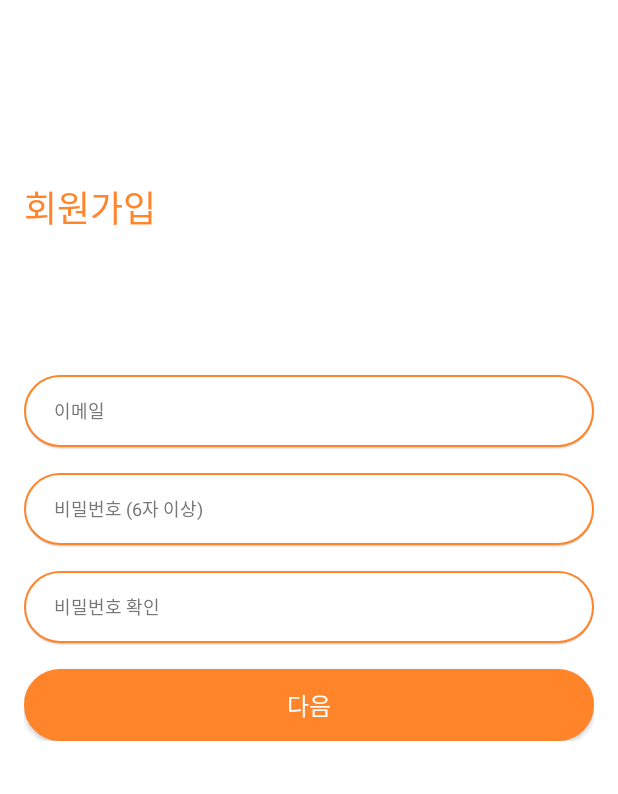
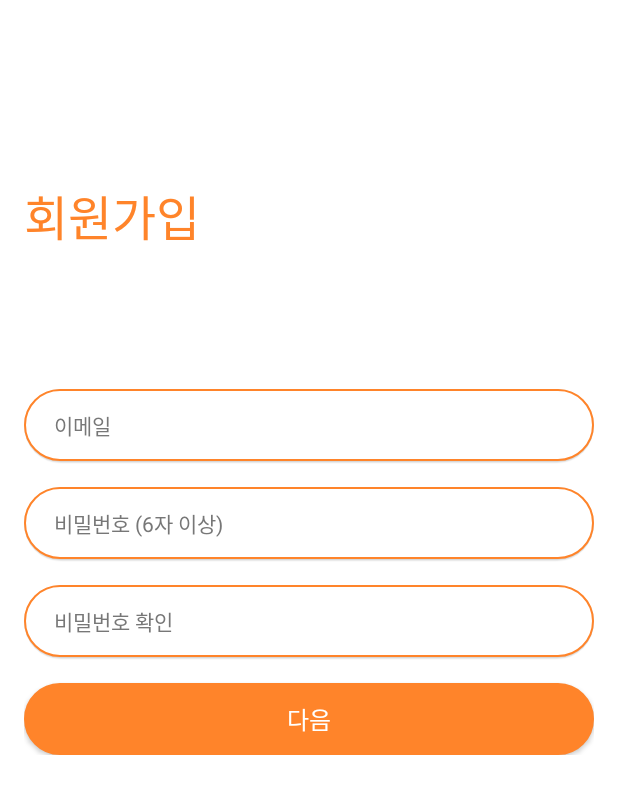
Before and after one commit to SeoeunPark/DOING, an Android app: the SignupEmail screen opened directly, with no data from a screen before it, on a phone screen of 412 x 824 dp. Shown: the top 794 px of the screen. Run offline under Robolectric (Android 15) with nearby library versions, the phone set to English and light mode, and no system bars; our stand-ins replace Firebase (no records; nobody signed in at launch, a user with empty details on screens opened directly).

Commit message:
sw600 추가, 로그인, 회원가입

```diff
--- a/app/src/main/AndroidManifest.xml
+++ b/app/src/main/AndroidManifest.xml
@@ -10,8 +10,7 @@
         android:supportsRtl="true"
         android:theme="@style/Theme.AppCompat.Light.NoActionBar">
         <activity android:name=".EditUserPage" />
-        android:theme="@style/AppTheme">
-        <activity android:name=".sendPost"></activity>
+        <activity android:name=".sendPost" />
         <activity android:name=".SignupEmail" />
         <activity android:name=".SignupName" />
         <activity android:name=".MainActivity" />
--- a/app/src/main/res/drawable/login_button_style.xml
+++ b/app/src/main/res/drawable/login_button_style.xml
@@ -2,7 +2,7 @@
 <shape xmlns:tools="http://schemas.android.com/tools"
     xmlns:android="http://schemas.android.com/apk/res/android"
     tools:ignore="ExtraText">
-    <corners android:radius="24dp" />
+    <corners android:radius="98dp" />
     <stroke android:width="1dp" android:color="@color/colorMain" />
     <solid android:color="@color/colorMain" />
 </shape>
--- a/app/src/main/res/drawable/login_edittext_style_shadow.xml
+++ b/app/src/main/res/drawable/login_edittext_style_shadow.xml
@@ -6,28 +6,28 @@
         <shape>
             <padding android:bottom="1dp" />
             <solid android:color="#05000000" />
-            <corners android:radius="26dp" />
+            <corners android:radius="101dp" />
         </shape>
     </item>
     <item>
         <shape>
             <padding android:bottom="1dp" />
             <solid android:color="#10000000" />
-            <corners android:radius="25dp" />
+            <corners android:radius="100dp" />
         </shape>
     </item>
     <item>
         <shape>
             <padding android:bottom="1dp" />
             <solid android:color="#15000000" />
-            <corners android:radius="24dp" />
+            <corners android:radius="99dp" />
         </shape>
     </item>
 
     <!-- Background -->
     <item>
         <shape>
-            <corners android:radius="24dp" />
+            <corners android:radius="98dp" />
             <stroke android:width="1dp" android:color="@color/colorMain" />
             <solid android:color="@color/white" />
         </shape>
--- a/app/src/main/res/layout/activity_signup_email.xml
+++ b/app/src/main/res/layout/activity_signup_email.xml
@@ -21,21 +21,22 @@
         android:layout_width="match_parent"
         android:layout_height="wrap_content"
         android:layout_marginTop="120dp"
-        android:layout_marginLeft="16dp"
-        android:layout_marginRight="16dp"
+        android:layout_marginLeft="@dimen/side_margin"
+        android:layout_marginRight="@dimen/side_margin"
         android:text="@string/signup"
         android:textColor="@color/colorMain"
-        android:textSize="24sp"
+        android:textSize="@dimen/title"
         app:layout_constraintEnd_toEndOf="parent"
         app:layout_constraintStart_toStartOf="parent"
-        app:layout_constraintTop_toTopOf="@id/progressbar" />
+        app:layout_constraintTop_toTopOf="@id/progressbar"
+        tools:ignore="SpUsage" />
 
     <LinearLayout
         android:id="@+id/signup_layout"
         android:layout_width="match_parent"
         android:layout_height="wrap_content"
-        android:layout_marginLeft="16dp"
-        android:layout_marginRight="16dp"
+        android:layout_marginLeft="@dimen/side_margin"
+        android:layout_marginRight="@dimen/side_margin"
         android:orientation="vertical"
         app:layout_constraintBottom_toTopOf="@+id/virtual_button"
         app:layout_constraintEnd_toEndOf="parent"
@@ -51,12 +52,12 @@
             android:hint="@string/email"
             android:importantForAutofill="no"
             android:inputType="textEmailAddress"
-            android:paddingStart="20dp"
+            android:paddingStart="@dimen/padding"
             android:textColor="@color/black"
             android:textColorHint="@color/gray"
-            android:textSize="12sp"
-            tools:ignore="RtlSymmetry"
-            android:paddingLeft="20dp" />
+            android:textSize="@dimen/hint"
+            tools:ignore="RtlSymmetry,SpUsage"
+            android:paddingLeft="@dimen/padding" />
 
         <EditText
             android:id="@+id/pass"
@@ -67,12 +68,12 @@
             android:hint="@string/pass_with_notice"
             android:importantForAutofill="no"
             android:inputType="textPassword"
-            android:paddingStart="20dp"
+            android:paddingStart="@dimen/padding"
             android:textColor="@color/black"
             android:textColorHint="@color/gray"
-            android:textSize="12sp"
-            tools:ignore="RtlSymmetry"
-            android:paddingLeft="20dp" />
+            android:textSize="@dimen/hint"
+            tools:ignore="RtlSymmetry,SpUsage"
+            android:paddingLeft="@dimen/padding" />
 
         <EditText
             android:id="@+id/repass"
@@ -83,12 +84,12 @@
             android:hint="@string/re_password"
             android:importantForAutofill="no"
             android:inputType="textPassword"
-            android:paddingStart="20dp"
+            android:paddingStart="@dimen/padding"
             android:textColor="@color/black"
             android:textColorHint="@color/gray"
-            android:textSize="12sp"
-            tools:ignore="RtlSymmetry"
-            android:paddingLeft="20dp" />
+            android:textSize="@dimen/hint"
+            tools:ignore="RtlSymmetry,SpUsage"
+            android:paddingLeft="@dimen/padding" />
 
         <Button
             android:id="@+id/go_to_name"
@@ -98,7 +99,8 @@
             android:background="@drawable/login_button_style"
             android:text="@string/next"
             android:textColor="@color/white"
-            android:textSize="16sp" />
+            android:textSize="@dimen/button"
+            tools:ignore="SpUsage" />
 
     </LinearLayout>
 
--- a/app/src/main/res/layout/fragment_friends_list.xml
+++ b/app/src/main/res/layout/fragment_friends_list.xml
@@ -7,8 +7,6 @@
     android:orientation="vertical"
     android:background="@color/white"
     tools:context=".FriendsList">
-
-    <!-- TODO: Update blank fragment layout -->
 
     <androidx.appcompat.widget.LinearLayoutCompat
         android:layout_width="match_parent"
--- a/app/src/main/res/values/dimens.xml
+++ b/app/src/main/res/values/dimens.xml
@@ -1,5 +1,21 @@
 <?xml version="1.0" encoding="utf-8"?>
 <resources>
+    <!-- sw600 -->
+    <dimen name="side_margin600">80dp</dimen>
+    <dimen name="padding600">30dp</dimen>
+    <dimen name="title600">42dp</dimen>
+    <dimen name="hint600">20dp</dimen>
+    <dimen name="button600">24dp</dimen>
+    <dimen name="text_btn600">18dp</dimen>
+
+    <!-- default -->
+    <dimen name="side_margin">16dp</dimen>
+    <dimen name="padding">20dp</dimen>
+    <dimen name="title">32dp</dimen>
+    <dimen name="hint">14dp</dimen>
+    <dimen name="button">16dp</dimen>
+    <dimen name="text_btn">14dp</dimen>
+
     <dimen name="nickname">28dp</dimen>
     <dimen name="main_default">21dp</dimen>
 </resources>
```
Also changed, not shown: app/src/main/res/layout/activity_signin.xml (+15 -13 lines), app/src/main/res/layout/activity_signup_name.xml (+21 -18 lines).
